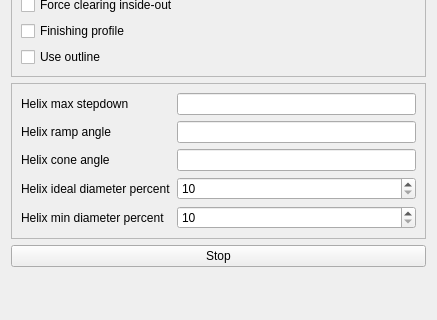
First picture: the form in src/Mod/CAM/Gui/Resources/panels/PageOpAdaptiveEdit.ui, repository southseact-3d/fcd, before the edit; both pictures show x 0 to 437 and y 312 to 632 of the 437 by 764 pixel window.
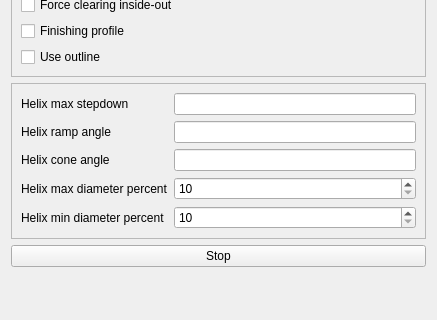
Second picture: the form after the edit. Custom widgets are drawn as their Qt base class.

Commit message: rename HelixIdealDiameter to HelixMaxDiameter and update documentation

The edit to the form file:
```diff
--- a/src/Mod/CAM/Gui/Resources/panels/PageOpAdaptiveEdit.ui
+++ b/src/Mod/CAM/Gui/Resources/panels/PageOpAdaptiveEdit.ui
@@ -294,7 +294,7 @@
       <item row="14" column="0">
        <widget class="QLabel" name="label_9">
         <property name="text">
-         <string>Helix ideal diameter percent</string>
+         <string>Helix max diameter percent</string>
         </property>
        </widget>
       </item>
```
Left out of the diff: 4 changed lines with no effect on the pictures. The commit also changes 2 other files.
